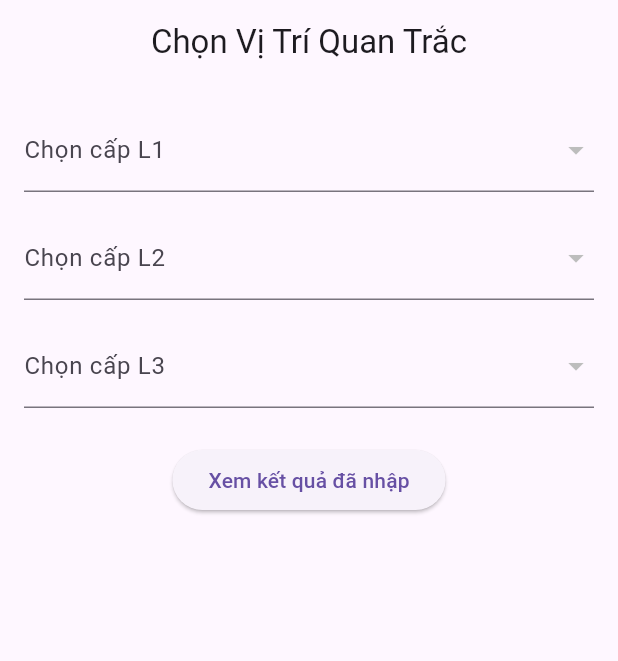
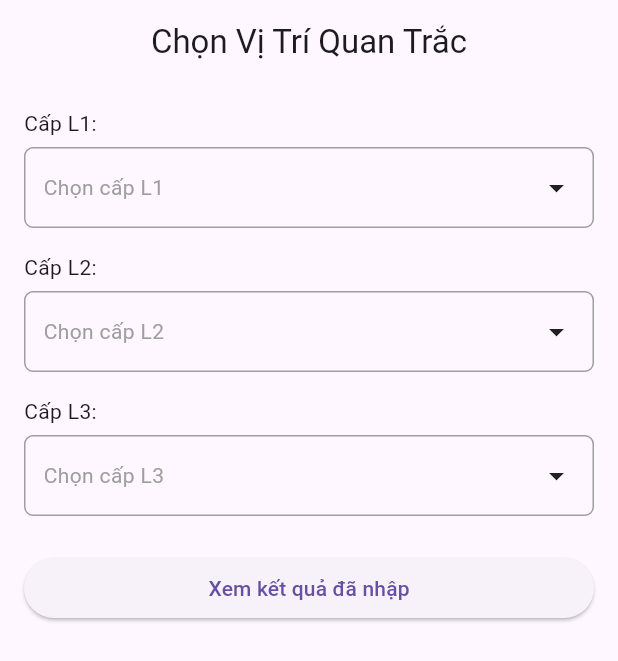
Before and after one commit to hsevn/app_quan_trac_dt, a Flutter app: the screen it shows after launch, on a phone screen of 412 x 824 dp. Shown: the top 661 px of the screen. Run offline on Flutter 3.47's test engine with Material 3 defaults, Android fonts, the phone set to English and light mode, and no system bars; drawn by our look-alikes of dropdown_button2; our stand-ins replace sqflite; accounts and stored records are empty.

Commit message:
Fix dropdown desktop (customButton), test flow

```diff
--- a/lib/pages/home_page.dart
+++ b/lib/pages/home_page.dart
@@ -1,4 +1,5 @@
 import 'package:flutter/material.dart';
+import 'package:dropdown_button2/dropdown_button2.dart';
 import '../db/db_helper.dart';
 import 'survey_page.dart';
 import 'results_page.dart';
@@ -12,7 +13,6 @@ class HomePage extends StatefulWidget {
 
 class _HomePageState extends State<HomePage> {
   List<Map<String, dynamic>> allData = [];
-
   List<String> l1Options = [];
   List<String> l2Options = [];
   List<String> l3Options = [];
@@ -29,7 +29,6 @@ class _HomePageState extends State<HomePage> {
 
   Future<void> loadAreaData() async {
     final data = await DBHelper.instance.fetchAreas();
-
     setState(() {
       allData = data;
       l1Options = data.map((e) => e['L1_NAME'] as String).toSet().toList();
@@ -37,11 +36,13 @@ class _HomePageState extends State<HomePage> {
   }
 
   void updateL2Options(String l1Name) {
-    final filtered = allData.where((e) => e['L1_NAME'] == l1Name).toList();
-    final l2Names = filtered.map((e) => e['L2_CODE'] as String).toSet().toList();
-
+    final filtered = allData
+        .where((e) => e['L1_NAME'] == l1Name)
+        .map((e) => e['L2_CODE'] as String)
+        .toSet()
+        .toList();
     setState(() {
-      l2Options = l2Names;
+      l2Options = filtered;
       selectedL2 = null;
       selectedL3 = null;
       l3Options = [];
@@ -49,13 +50,56 @@ class _HomePageState extends State<HomePage> {
   }
 
   void updateL3Options(String l2Code) {
-    final filtered = allData.where((e) => e['L2_CODE'] == l2Code).toList();
-    final l3Names = filtered.map((e) => e['L3_NAME'] as String).toSet().toList();
-
+    final filtered = allData
+        .where((e) => e['L2_CODE'] == l2Code)
+        .map((e) => e['L3_NAME'] as String)
+        .toSet()
+        .toList();
     setState(() {
-      l3Options = l3Names;
+      l3Options = filtered;
       selectedL3 = null;
     });
+  }
+
+  Widget dropdownAsButton({
+    required String hint,
+    required String? value,
+    required List<String> items,
+    required void Function(String) onSelected,
+  }) {
+    return DropdownButton2<String>(
+      customButton: Container(
+        width: double.infinity,
+        padding: const EdgeInsets.symmetric(vertical: 14, horizontal: 12),
+        decoration: BoxDecoration(
+          border: Border.all(color: Colors.grey),
+          borderRadius: BorderRadius.circular(6),
+        ),
+        child: Row(
+          mainAxisAlignment: MainAxisAlignment.spaceBetween,
+          children: [
+            Flexible(
+              child: Text(
+                value ?? hint,
+                overflow: TextOverflow.ellipsis,
+                style: TextStyle(color: value == null ? Colors.grey : Colors.black),
+              ),
+            ),
+            const Icon(Icons.arrow_drop_down),
+          ],
+        ),
+      ),
+      items: items
+          .map((e) => DropdownMenuItem<String>(value: e, child: Text(e)))
+          .toList(),
+      onChanged: (v) {
+        if (v != null) onSelected(v);
+      },
+      dropdownStyleData: const DropdownStyleData(maxHeight: 280, elevation: 8),
+      menuItemStyleData: const MenuItemStyleData(height: 42),
+      openWithLongPress: false, // click là mở (nếu cần giữ nhấn thì true)
+      isExpanded: true,
+    );
   }
 
   @override
@@ -68,62 +112,60 @@ class _HomePageState extends State<HomePage> {
       body: Padding(
         padding: const EdgeInsets.all(16),
         child: Column(
+          crossAxisAlignment: CrossAxisAlignment.stretch,
           children: [
-            DropdownButtonFormField<String>(
-              isExpanded: true,
-              decoration: const InputDecoration(labelText: 'Chọn cấp L1'),
+            const Text('Cấp L1:'), const SizedBox(height: 6),
+            dropdownAsButton(
+              hint: 'Chọn cấp L1',
               value: selectedL1,
-              items: l1Options
-                  .map((e) => DropdownMenuItem(value: e, child: Text(e)))
-                  .toList(),
-              onChanged: (value) {
+              items: l1Options,
+              onSelected: (v) {
                 setState(() {
-                  selectedL1 = value;
-                  updateL2Options(value!);
+                  selectedL1 = v;
+                  updateL2Options(v);
                 });
               },
             ),
             const SizedBox(height: 16),
-            DropdownButtonFormField<String>(
-              isExpanded: true,
-              decoration: const InputDecoration(labelText: 'Chọn cấp L2'),
+
+            const Text('Cấp L2:'), const SizedBox(height: 6),
+            dropdownAsButton(
+              hint: 'Chọn cấp L2',
               value: selectedL2,
-              items: l2Options
-                  .map((e) => DropdownMenuItem(value: e, child: Text(e)))
-                  .toList(),
-              onChanged: (value) {
+              items: l2Options,
+              onSelected: (v) {
                 setState(() {
-                  selectedL2 = value;
-                  updateL3Options(value!);
+                  selectedL2 = v;
+                  updateL3Options(v);
                 });
               },
             ),
             const SizedBox(height: 16),
-            DropdownButtonFormField<String>(
-              isExpanded: true,
-              decoration: const InputDecoration(labelText: 'Chọn cấp L3'),
+
+            const Text('Cấp L3:'), const SizedBox(height: 6),
+            dropdownAsButton(
+              hint: 'Chọn cấp L3',
               value: selectedL3,
-              items: l3Options
-                  .map((e) => DropdownMenuItem(value: e, child: Text(e)))
-                  .toList(),
-              onChanged: (value) {
+              items: l3Options,
+              onSelected: (v) {
                 setState(() {
-                  selectedL3 = value;
+                  selectedL3 = v;
                 });
               },
             ),
+
             const SizedBox(height: 24),
             ElevatedButton(
               onPressed: () {
-                Navigator.push(context,
-                    MaterialPageRoute(builder: (_) => const ResultsPage()));
+                Navigator.push(
+                  context,
+                  MaterialPageRoute(builder: (_) => const ResultsPage()),
+                );
               },
               child: const Text('Xem kết quả đã nhập'),
             ),
             const SizedBox(height: 12),
-            if (selectedL1 != null &&
-                selectedL2 != null &&
-                selectedL3 != null)
+            if (selectedL1 != null && selectedL2 != null && selectedL3 != null)
               ElevatedButton(
                 onPressed: () {
                   Navigator.push(
```
